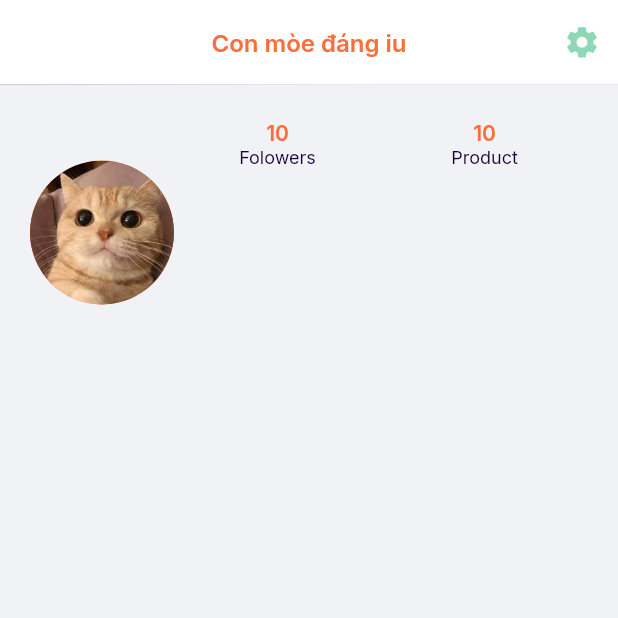
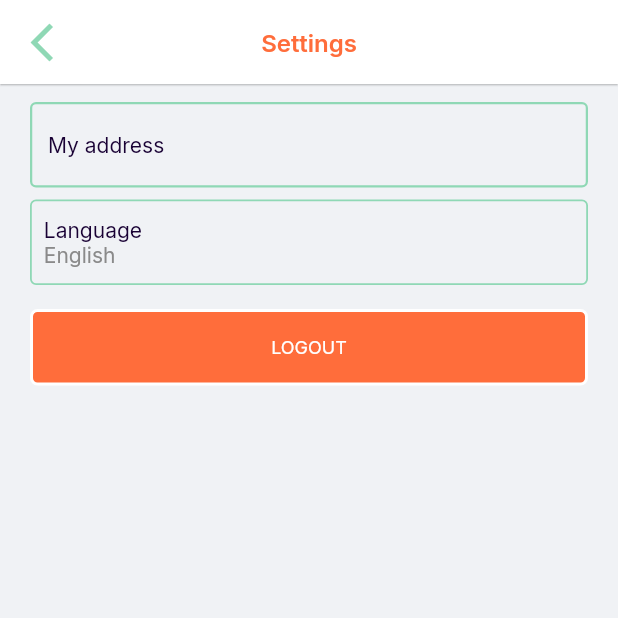
Before and after one commit to GDSC-UIT/sese-mobile, a Flutter app: the screen it shows after launch, after a tap on the "settings" icon, on a phone screen of 412 x 824 dp, the top half of it. Run offline on Flutter 3.47's test engine with Material 2 defaults, Android fonts, the phone set to English and light mode, and no system bars; our stand-ins replace carousel_slider, firebase_auth, firebase_core, get, get_storage, google_fonts and 4 more; missing offline and left inert: dart:ffi, flutter_facebook_auth; accounts and stored records are empty.

Commit message:
user_profile

```diff
--- a/lib/app/modules/edit_profile/screens/edit_user_profile_screen.dart
+++ b/lib/app/modules/edit_profile/screens/edit_user_profile_screen.dart
@@ -1,4 +1,5 @@
 import 'package:flutter/material.dart';
+import 'package:get/get.dart';
 import 'package:sese/app/core/themes/app_theme.dart';
 import 'package:sese/app/core/values/app_colors.dart';
 import 'package:sese/app/modules/edit_profile/widgets/edit_card.dart';
@@ -17,7 +18,9 @@ class EditUserProfileScreen extends StatelessWidget {
             color: AppColors.backIcon,
             size: 30,
           ),
-          onPressed: () {},
+          onPressed: () {
+            Get.back();
+          },
         ),
         title: Text("Thông tin cá nhân",
             style: CustomTextStyle.h4(AppColors.primaryColor)),
--- a/lib/app/modules/user_profile/screens/setting_screen.dart
+++ b/lib/app/modules/user_profile/screens/setting_screen.dart
@@ -0,0 +1,91 @@
+import 'package:flutter/material.dart';
+import 'package:get/get.dart';
+import 'package:sese/app/core/themes/app_theme.dart';
+import 'package:sese/app/core/values/app_colors.dart';
+import 'package:sese/app/global_widgets/app_button.dart';
+import 'package:sese/app/global_widgets/input_text_field.dart';
+import 'package:sese/app/modules/user_profile/user_profile_controller.dart';
+
+class SettingsScreen extends StatelessWidget {
+  UserProfileController userProfileController = Get.find();
+  SettingsScreen({Key? key}) : super(key: key);
+
+  @override
+  Widget build(BuildContext context) {
+    return Scaffold(
+      appBar: AppBar(
+        leading: TextButton(
+          child: const Icon(
+            Icons.arrow_back_ios_new,
+            color: AppColors.backIcon,
+            size: 30,
+          ),
+          onPressed: () {
+            Get.back();
+          },
+        ),
+        title:
+            Text("Settings", style: CustomTextStyle.h4(AppColors.primaryColor)),
+        elevation: 0.5,
+        centerTitle: true,
+      ),
+      body: Container(
+        padding: const EdgeInsets.symmetric(horizontal: 20, vertical: 12),
+        child: Column(children: [
+          InkWell(
+            onTap: () {},
+            child: InkWell(
+              onTap: () {},
+              child: InPutTextField(
+                  hintText: "My address",
+                  textStyle: CustomTextStyle.t4(AppColors.darkGreyColor),
+                  isEnable: false,
+                  controller: userProfileController.userAddress.value),
+            ),
+          ),
+          const SizedBox(
+            height: 8,
+          ),
+          InkWell(
+            onTap: () {},
+            child: Container(
+                height: 57,
+                padding: const EdgeInsets.all(8),
+                decoration: BoxDecoration(
+                  border: Border.all(
+                    color: AppColors.greenColor,
+                    width: 1.2,
+                  ),
+                  borderRadius: const BorderRadius.all(
+                    Radius.circular(4),
+                  ),
+                ),
+                child: Column(
+                  mainAxisAlignment: MainAxisAlignment.center,
+                  crossAxisAlignment: CrossAxisAlignment.stretch,
+                  children: [
+                    Text(
+                      "Language",
+                      style: CustomTextStyle.t4(AppColors.darkGreyColor),
+                    ),
+                    Text(
+                      userProfileController.listLanguage[0]["language"],
+                      style: CustomTextStyle.t4(AppColors.lightGreyColor),
+                    ),
+                  ],
+                )),
+          ),
+          const SizedBox(
+            height: 16,
+          ),
+          AppButton(
+            onPress: () {},
+            text: "LOGOUT",
+            textStyle: CustomTextStyle.t8(Colors.white),
+            backgroundColor: AppColors.primaryColor,
+          ),
+        ]),
+      ),
+    );
+  }
+}
--- a/lib/app/modules/user_profile/screens/user_profile_screen.dart
+++ b/lib/app/modules/user_profile/screens/user_profile_screen.dart
@@ -1,9 +1,16 @@
 import 'package:flutter/material.dart';
+import 'package:get/get.dart';
 import 'package:sese/app/core/themes/app_theme.dart';
 import 'package:sese/app/core/values/app_colors.dart';
+import 'package:sese/app/global_widgets/app_bottom_navigation_bar.dart';
+import 'package:sese/app/global_widgets/app_button.dart';
+import 'package:sese/app/modules/user_profile/user_profile_controller.dart';
+import 'package:sese/app/modules/user_profile/widgets/column_text.dart';
+import 'package:sese/app/routes/app_routes.dart';
 
 class UserProfileScreen extends StatelessWidget {
-  const UserProfileScreen({Key? key}) : super(key: key);
+  UserProfileController userProfileController = Get.find();
+  UserProfileScreen({Key? key}) : super(key: key);
 
   @override
   Widget build(BuildContext context) {
@@ -17,7 +24,9 @@ class UserProfileScreen extends StatelessWidget {
               size: 25,
             ),
             color: AppColors.greenColor,
-            onPressed: () {},
+            onPressed: () {
+              Get.toNamed(AppRoutes.userSettings);
+            },
            )
         ],
         title: Text("Con mòe đáng iu",
@@ -25,14 +34,11 @@ class UserProfileScreen extends StatelessWidget {
         centerTitle: true,
         elevation: 0.3,
       ),
-      body: Container(
-        margin: const EdgeInsets.all(0),
+      body: Column(children: [
+        Padding(
           padding: const EdgeInsets.symmetric(horizontal: 20, vertical: 24),
-        child: Column(children: [
-          SizedBox(
-              height: 150,
           child: Row(
-                crossAxisAlignment: CrossAxisAlignment.start,
+            crossAxisAlignment: CrossAxisAlignment.center,
             children: [
               const Center(
                 child: SizedBox(
@@ -46,54 +52,72 @@ class UserProfileScreen extends StatelessWidget {
               ),
               Expanded(
                 child: Column(
+                  mainAxisAlignment: MainAxisAlignment.spaceEvenly,
                   children: [
                     Row(
+                      mainAxisAlignment: MainAxisAlignment.spaceEvenly,
+                      children: const [
+                        ColumnText(label: "Products", number: "10"),
+                        ColumnText(label: "Followers", number: "12"),
+                        ColumnText(label: "Following", number: "2"),
+                      ],
+                    ),
+                    Row(
                       children: [
+                        const Expanded(
+                          flex: 1,
+                          child: ColumnText(label: "Review", number: "4.0/5.0"),
+                        ),
                         Expanded(
-                                child: Column(
-                              children: [
-                                Text(
-                                  "10",
-                                  style: CustomTextStyle.t3(
-                                      AppColors.primaryColor),
+                            flex: 2,
+                            child: Padding(
+                              padding: const EdgeInsets.all(8.0),
+                              child: AppButton(
+                                onPress: () {
+                                  Get.toNamed(AppRoutes.editUserProfile);
+                                },
+                                text: "EDIT PROFILE",
+                                textStyle: CustomTextStyle.t8(Colors.white),
+                                backgroundColor: AppColors.primaryColor,
                               ),
-                                Text(
-                                  "Folowers",
-                                  style: CustomTextStyle.t6(
-                                      AppColors.darkGreyColor),
-                                )
-                              ],
-                            )),
-                            Expanded(
-                                child: Column(
-                              children: [
-                                Text(
-                                  "10",
-                                  style: CustomTextStyle.t3(
-                                      AppColors.primaryColor),
-                                ),
-                                Text(
-                                  "Product",
-                                  style: CustomTextStyle.t6(
-                                      AppColors.darkGreyColor),
-                                ),
-                              ],
                             )),
                       ],
-                        )
+                    ),
                   ],
                 ),
               )
             ],
-              )),
-          Row(
-            children: [],
+          ),
+        ),
+        Container(
+          decoration: const BoxDecoration(
+            border: Border.symmetric(
+              horizontal: BorderSide(width: 1, color: Colors.black12),
+            ),
+          ),
+          height: 60,
+          child: Row(
+            children: [
+              Expanded(
+                  child: Center(
+                      child: Text(
+                "Bought",
+                style: CustomTextStyle.t4(AppColors.darkGreyColor),
+              ))),
+              Expanded(
+                  child: Center(
+                      child: Text(
+                "Listing",
+                style: CustomTextStyle.t4(AppColors.darkGreyColor),
+              ))),
+            ],
+          ),
         ),
         Row(
           children: [],
         )
       ]),
-      ),
+      bottomNavigationBar: AppBottomNavigationBar(),
     );
   }
 }
--- a/lib/app/modules/user_profile/user_profile_controller.dart
+++ b/lib/app/modules/user_profile/user_profile_controller.dart
@@ -1,3 +1,18 @@
+import 'dart:ffi';
+
+import 'package:flutter/material.dart';
 import 'package:get/get.dart';
 
-class UserProfileController extends GetxController {}
+class UserProfileController extends GetxController {
+  var userAddress = TextEditingController().obs;
+  RxList<Map> listLanguage = [
+    {"language": "English", "isSelected": true},
+    {"language": "Việt Nam", "isSelected": false},
+  ].obs;
+
+  void toggleSelectedLanguage(index) {
+    var temListItem = listLanguage[index];
+    temListItem["isSelected"] = !temListItem["isSelected"];
+    listLanguage[index] = temListItem;
+  }
+}
--- a/lib/app/modules/user_profile/widgets/column_text.dart
+++ b/lib/app/modules/user_profile/widgets/column_text.dart
@@ -3,21 +3,21 @@ import 'package:sese/app/core/themes/app_theme.dart';
 import 'package:sese/app/core/values/app_colors.dart';
 
 class ColumnText extends StatelessWidget {
-  final String lable;
+  final String label;
   final String number;
-  const ColumnText({Key? key, required this.lable, required this.number})
+  const ColumnText({Key? key, required this.label, required this.number})
       : super(key: key);
 
   @override
   Widget build(BuildContext context) {
-    return Expanded(
+    return Container(
         child: Column(children: [
       Text(
-        lable,
+        number,
         style: CustomTextStyle.t3(AppColors.primaryColor),
       ),
       Text(
-        "Folowers",
+        label,
         style: CustomTextStyle.t6(AppColors.darkGreyColor),
       )
     ]));
--- a/lib/app/routes/app_pages.dart
+++ b/lib/app/routes/app_pages.dart
@@ -21,6 +21,9 @@ import 'package:sese/app/modules/login/screens/login_email_screen.dart';
 import 'package:sese/app/modules/login/screens/login_phone_screen.dart';
 import 'package:sese/app/modules/login/screens/login_verify_begin_screen.dart';
 import 'package:sese/app/modules/post_product/screens/post_product_begin.dart';
+import 'package:sese/app/modules/user_profile/screens/language_screen.dart';
+import 'package:sese/app/modules/user_profile/screens/setting_screen.dart';
+import 'package:sese/app/modules/user_profile/screens/user_addresses_screen.dart';
 import 'package:sese/app/modules/user_profile/screens/user_profile_screen.dart';
 import 'package:sese/app/modules/user_profile/user_profile_binding.dart';
 
@@ -156,6 +159,27 @@ abstract class AppPages {
       binding: UserProfileBinding(),
       transitionDuration: const Duration(seconds: 1),
     ),
+    GetPage(
+      name: AppRoutes.userSettings,
+      transition: Transition.leftToRight,
+      page: () => SettingsScreen(),
+      binding: UserProfileBinding(),
+      transitionDuration: const Duration(seconds: 1),
+    ),
+    GetPage(
+      name: AppRoutes.userSettingLanguage,
+      transition: Transition.leftToRight,
+      page: () => LanguageScreen(),
+      binding: UserProfileBinding(),
+      transitionDuration: const Duration(seconds: 1),
+    ),
+    GetPage(
+      name: AppRoutes.userSettingAddresses,
+      transition: Transition.leftToRight,
+      page: () => UserAddressesScreen(),
+      binding: UserProfileBinding(),
+      transitionDuration: const Duration(seconds: 1),
+    ),
     ////post product
     GetPage(
       name: AppRoutes.postProductBegin,
--- a/lib/app/routes/app_routes.dart
+++ b/lib/app/routes/app_routes.dart
@@ -26,5 +26,7 @@ abstract class AppRoutes {
 
   //user profile
   static const userProfile = '/user/profile';
-
+  static const userSettings = '/user/settings';
+  static const userSettingLanguage = '/user/settings/language';
+  static const userSettingAddresses = '/user/settings/addresses';
 }
```
Also changed, not shown: lib/app/modules/user_profile/screens/language_screen.dart (+121 -0 lines), lib/app/modules/user_profile/screens/user_addresses_screen.dart (added, +70 -0 lines), lib/app/modules/user_profile/widgets/address_card.dart (added, +74 -0 lines), lib/app/modules/user_profile/widgets/default_button.dart (added, +29 -0 lines). Lines whose indentation alone changed are shown as unchanged.
